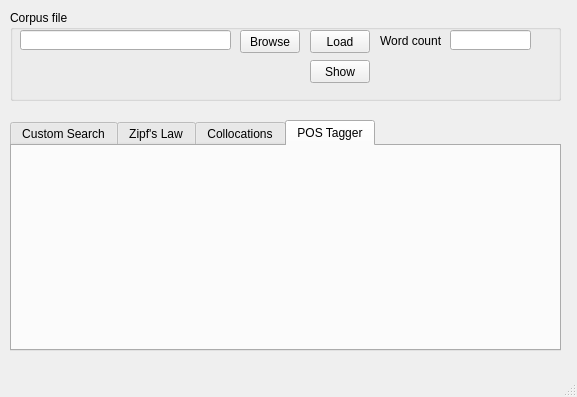
Qt form Main/form.ui (gabruszka/SAIL) before a commit.
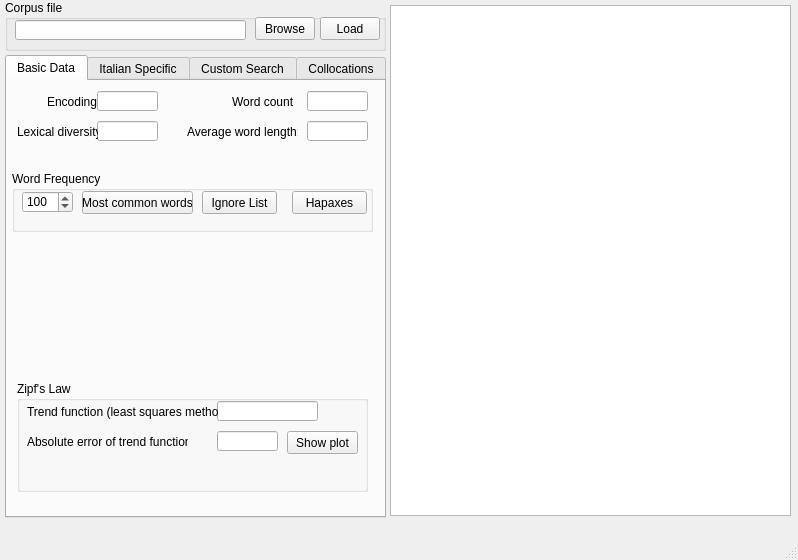
The same form after that commit. The open tabs and pages were chosen to show the change.

Diff of the .ui file:
```diff
--- a/Main/form.ui
+++ b/Main/form.ui
@@ -6,8 +6,8 @@
    <rect>
     <x>0</x>
     <y>0</y>
-    <width>577</width>
-    <height>397</height>
+    <width>798</width>
+    <height>560</height>
    </rect>
   </property>
   <property name="sizePolicy">
@@ -32,10 +32,10 @@
     </property>
     <property name="geometry">
      <rect>
-      <x>10</x>
-      <y>120</y>
-      <width>551</width>
-      <height>231</height>
+      <x>5</x>
+      <y>55</y>
+      <width>381</width>
+      <height>463</height>
      </rect>
     </property>
     <property name="sizePolicy">
@@ -47,7 +47,7 @@
     <property name="maximumSize">
      <size>
       <width>600</width>
-      <height>300</height>
+      <height>600</height>
      </size>
     </property>
     <property name="focusPolicy">
@@ -69,7 +69,7 @@
      <number>0</number>
     </property>
     <property name="elideMode">
-     <enum>Qt::ElideNone</enum>
+     <enum>Qt::ElideMiddle</enum>
     </property>
     <property name="usesScrollButtons">
      <bool>true</bool>
@@ -83,55 +83,386 @@
     <property name="movable">
      <bool>true</bool>
     </property>
+    <widget class="QWidget" name="posTab">
+     <attribute name="title">
+      <string>Basic Data</string>
+     </attribute>
+     <widget class="QLabel" name="label_2">
+      <property name="geometry">
+       <rect>
+        <x>40</x>
+        <y>10</y>
+        <width>51</width>
+        <height>21</height>
+       </rect>
+      </property>
+      <property name="text">
+       <string>Encoding:</string>
+      </property>
+     </widget>
+     <widget class="QLineEdit" name="encoding">
+      <property name="geometry">
+       <rect>
+        <x>90</x>
+        <y>10</y>
+        <width>61</width>
+        <height>20</height>
+       </rect>
+      </property>
+      <property name="readOnly">
+       <bool>true</bool>
+      </property>
+     </widget>
+     <widget class="QLabel" name="label">
+      <property name="geometry">
+       <rect>
+        <x>225</x>
+        <y>10</y>
+        <width>61</width>
+        <height>21</height>
+       </rect>
+      </property>
+      <property name="text">
+       <string>Word count:</string>
+      </property>
+     </widget>
+     <widget class="QLineEdit" name="wordCount">
+      <property name="geometry">
+       <rect>
+        <x>300</x>
+        <y>10</y>
+        <width>61</width>
+        <height>20</height>
+       </rect>
+      </property>
+      <property name="dragEnabled">
+       <bool>true</bool>
+      </property>
+      <property name="readOnly">
+       <bool>true</bool>
+      </property>
+     </widget>
+     <widget class="QLineEdit" name="avgLength">
+      <property name="geometry">
+       <rect>
+        <x>300</x>
+        <y>40</y>
+        <width>61</width>
+        <height>20</height>
+       </rect>
+      </property>
+      <property name="readOnly">
+       <bool>true</bool>
+      </property>
+     </widget>
+     <widget class="QLabel" name="label_4">
+      <property name="geometry">
+       <rect>
+        <x>180</x>
+        <y>40</y>
+        <width>111</width>
+        <height>21</height>
+       </rect>
+      </property>
+      <property name="text">
+       <string>Average word length:</string>
+      </property>
+     </widget>
+     <widget class="QLineEdit" name="lexicalDiversity">
+      <property name="geometry">
+       <rect>
+        <x>90</x>
+        <y>40</y>
+        <width>61</width>
+        <height>20</height>
+       </rect>
+      </property>
+      <property name="text">
+       <string/>
+      </property>
+      <property name="readOnly">
+       <bool>true</bool>
+      </property>
+     </widget>
+     <widget class="QLabel" name="label_6">
+      <property name="geometry">
+       <rect>
+        <x>10</x>
+        <y>40</y>
+        <width>81</width>
+        <height>21</height>
+       </rect>
+      </property>
+      <property name="text">
+       <string>Lexical diversity:</string>
+      </property>
+     </widget>
+     <widget class="QGroupBox" name="groupBox_6">
+      <property name="geometry">
+       <rect>
+        <x>5</x>
+        <y>90</y>
+        <width>361</width>
+        <height>61</height>
+       </rect>
+      </property>
+      <property name="title">
+       <string>Word Frequency</string>
+      </property>
+      <widget class="QPushButton" name="hapaxesBtn">
+       <property name="geometry">
+        <rect>
+         <x>280</x>
+         <y>20</y>
+         <width>75</width>
+         <height>23</height>
+        </rect>
+       </property>
+       <property name="text">
+        <string>Hapaxes</string>
+       </property>
+      </widget>
+      <widget class="QSpinBox" name="mostCommonCount">
+       <property name="geometry">
+        <rect>
+         <x>10</x>
+         <y>20</y>
+         <width>51</width>
+         <height>22</height>
+        </rect>
+       </property>
+       <property name="minimum">
+        <number>1</number>
+       </property>
+       <property name="maximum">
+        <number>1000</number>
+       </property>
+       <property name="value">
+        <number>100</number>
+       </property>
+      </widget>
+      <widget class="QPushButton" name="findMostCommonBtn">
+       <property name="geometry">
+        <rect>
+         <x>70</x>
+         <y>20</y>
+         <width>111</width>
+         <height>23</height>
+        </rect>
+       </property>
+       <property name="text">
+        <string>Most common words</string>
+       </property>
+      </widget>
+      <widget class="QPushButton" name="ignoreListCommonBtn">
+       <property name="geometry">
+        <rect>
+         <x>190</x>
+         <y>20</y>
+         <width>75</width>
+         <height>23</height>
+        </rect>
+       </property>
+       <property name="text">
+        <string>Ignore List</string>
+       </property>
+      </widget>
+     </widget>
+     <widget class="QGroupBox" name="groupBox_5">
+      <property name="geometry">
+       <rect>
+        <x>10</x>
+        <y>300</y>
+        <width>351</width>
+        <height>111</height>
+       </rect>
+      </property>
+      <property name="title">
+       <string>Zipf's Law</string>
+      </property>
+      <widget class="QPushButton" name="ZipfPlotBtn">
+       <property name="geometry">
+        <rect>
+         <x>270</x>
+         <y>50</y>
+         <width>71</width>
+         <height>23</height>
+        </rect>
+       </property>
+       <property name="text">
+        <string>Show plot</string>
+       </property>
+      </widget>
+      <widget class="QLineEdit" name="ZipfTrend">
+       <property name="geometry">
+        <rect>
+         <x>200</x>
+         <y>20</y>
+         <width>101</width>
+         <height>20</height>
+        </rect>
+       </property>
+       <property name="text">
+        <string/>
+       </property>
+       <property name="readOnly">
+        <bool>true</bool>
+       </property>
+      </widget>
+      <widget class="QLineEdit" name="ZipfError">
+       <property name="geometry">
+        <rect>
+         <x>200</x>
+         <y>50</y>
+         <width>61</width>
+         <height>20</height>
+        </rect>
+       </property>
+       <property name="text">
+        <string/>
+       </property>
+       <property name="readOnly">
+        <bool>true</bool>
+       </property>
+      </widget>
+      <widget class="QLabel" name="label_8">
+       <property name="geometry">
+        <rect>
+         <x>10</x>
+         <y>20</y>
+         <width>191</width>
+         <height>21</height>
+        </rect>
+       </property>
+       <property name="text">
+        <string>Trend function (least squares method):</string>
+       </property>
+      </widget>
+      <widget class="QLabel" name="label_12">
+       <property name="geometry">
+        <rect>
+         <x>10</x>
+         <y>50</y>
+         <width>161</width>
+         <height>21</height>
+        </rect>
+       </property>
+       <property name="text">
+        <string>Absolute error of trend function:</string>
+       </property>
+      </widget>
+     </widget>
+    </widget>
+    <widget class="QWidget" name="tab">
+     <attribute name="title">
+      <string>Italian Specific</string>
+     </attribute>
+     <widget class="QGroupBox" name="groupBox_7">
+      <property name="geometry">
+       <rect>
+        <x>10</x>
+        <y>10</y>
+        <width>351</width>
+        <height>51</height>
+       </rect>
+      </property>
+      <property name="title">
+       <string>Foreign Words</string>
+      </property>
+      <widget class="QLabel" name="label_5">
+       <property name="geometry">
+        <rect>
+         <x>10</x>
+         <y>20</y>
+         <width>51</width>
+         <height>21</height>
+        </rect>
+       </property>
+       <property name="text">
+        <string>Detected:</string>
+       </property>
+      </widget>
+      <widget class="QLineEdit" name="foreignWordsCount">
+       <property name="geometry">
+        <rect>
+         <x>70</x>
+         <y>20</y>
+         <width>61</width>
+         <height>20</height>
+        </rect>
+       </property>
+      </widget>
+      <widget class="QLabel" name="label_7">
+       <property name="geometry">
+        <rect>
+         <x>170</x>
+         <y>20</y>
+         <width>16</width>
+         <height>21</height>
+        </rect>
+       </property>
+       <property name="text">
+        <string>%</string>
+       </property>
+      </widget>
+      <widget class="QLineEdit" name="foreignPercentage">
+       <property name="geometry">
+        <rect>
+         <x>140</x>
+         <y>20</y>
+         <width>31</width>
+         <height>20</height>
+        </rect>
+       </property>
+       <property name="readOnly">
+        <bool>true</bool>
+       </property>
+      </widget>
+      <widget class="QPushButton" name="ignoreListForeignBtn">
+       <property name="geometry">
+        <rect>
+         <x>270</x>
+         <y>20</y>
+         <width>75</width>
+         <height>23</height>
+        </rect>
+       </property>
+       <property name="text">
+        <string>Ignore List</string>
+       </property>
+      </widget>
+      <widget class="QPushButton" name="previewBtn">
+       <property name="geometry">
+        <rect>
+         <x>190</x>
+         <y>20</y>
+         <width>75</width>
+         <height>23</height>
+        </rect>
+       </property>
+       <property name="text">
+        <string>Preview</string>
+       </property>
+      </widget>
+     </widget>
+     <widget class="QGroupBox" name="groupBox_8">
+      <property name="geometry">
+       <rect>
+        <x>10</x>
+        <y>70</y>
+        <width>351</width>
+        <height>131</height>
+       </rect>
+      </property>
+      <property name="title">
+       <string>Elision</string>
+      </property>
+     </widget>
+    </widget>
     <widget class="QWidget" name="customTab">
      <attribute name="title">
       <string>Custom Search</string>
      </attribute>
-     <widget class="QPushButton" name="findMostCommonBtn">
-      <property name="geometry">
-       <rect>
-        <x>10</x>
-        <y>20</y>
-        <width>111</width>
-        <height>23</height>
-       </rect>
-      </property>
-      <property name="text">
-       <string>Most common words</string>
-      </property>
-     </widget>
-     <widget class="QSpinBox" name="mostCommonCount">
-      <property name="geometry">
-       <rect>
-        <x>130</x>
-        <y>20</y>
-        <width>51</width>
-        <height>22</height>
-       </rect>
-      </property>
-      <property name="minimum">
-       <number>1</number>
-      </property>
-      <property name="maximum">
-       <number>1000</number>
-      </property>
-      <property name="value">
-       <number>100</number>
-      </property>
-     </widget>
-     <widget class="QPushButton" name="hapaxesBtn">
-      <property name="geometry">
-       <rect>
-        <x>10</x>
-        <y>50</y>
-        <width>75</width>
-        <height>23</height>
-       </rect>
-      </property>
-      <property name="text">
-       <string>Hapaxes</string>
-      </property>
-     </widget>
      <widget class="QGroupBox" name="groupBox_4">
       <property name="geometry">
        <rect>
@@ -243,11 +574,6 @@
       </widget>
      </widget>
     </widget>
-    <widget class="QWidget" name="Zipftab">
-     <attribute name="title">
-      <string>Zipf's Law</string>
-     </attribute>
-    </widget>
     <widget class="QWidget" name="colltab">
      <attribute name="title">
       <string>Collocations</string>
@@ -416,19 +742,14 @@
       </property>
      </widget>
     </widget>
-    <widget class="QWidget" name="posTab">
-     <attribute name="title">
-      <string>POS Tagger</string>
-     </attribute>
-    </widget>
    </widget>
    <widget class="QGroupBox" name="groupBox">
     <property name="geometry">
      <rect>
-      <x>10</x>
-      <y>10</y>
-      <width>551</width>
-      <height>91</height>
+      <x>5</x>
+      <y>0</y>
+      <width>381</width>
+      <height>51</height>
      </rect>
     </property>
     <property name="sizePolicy">
@@ -445,7 +766,7 @@
       <rect>
        <x>10</x>
        <y>20</y>
-       <width>211</width>
+       <width>231</width>
        <height>20</height>
       </rect>
      </property>
@@ -453,8 +774,8 @@
     <widget class="QPushButton" name="browseBtn">
      <property name="geometry">
       <rect>
-       <x>230</x>
-       <y>20</y>
+       <x>250</x>
+       <y>17</y>
        <width>60</width>
        <height>23</height>
       </rect>
@@ -466,8 +787,8 @@
     <widget class="QPushButton" name="loadBtn">
      <property name="geometry">
       <rect>
-       <x>300</x>
-       <y>20</y>
+       <x>315</x>
+       <y>17</y>
        <width>60</width>
        <height>23</height>
       </rect>
@@ -476,48 +797,19 @@
       <string>Load</string>
      </property>
     </widget>
-    <widget class="QLabel" name="label">
-     <property name="geometry">
-      <rect>
-       <x>370</x>
-       <y>20</y>
-       <width>61</width>
-       <height>21</height>
-      </rect>
-     </property>
-     <property name="text">
-      <string>Word count:</string>
-     </property>
-    </widget>
-    <widget class="QLineEdit" name="wordCount">
-     <property name="geometry">
-      <rect>
-       <x>440</x>
-       <y>20</y>
-       <width>81</width>
-       <height>20</height>
-      </rect>
-     </property>
-     <property name="dragEnabled">
-      <bool>true</bool>
-     </property>
-     <property name="readOnly">
-      <bool>true</bool>
-     </property>
-    </widget>
-    <widget class="QPushButton" name="showBtn">
-     <property name="geometry">
-      <rect>
-       <x>300</x>
-       <y>50</y>
-       <width>60</width>
-       <height>23</height>
-      </rect>
-     </property>
-     <property name="text">
-      <string>Show</string>
-     </property>
-    </widget>
+   </widget>
+   <widget class="QPlainTextEdit" name="rawText">
+    <property name="geometry">
+     <rect>
+      <x>390</x>
+      <y>5</y>
+      <width>401</width>
+      <height>511</height>
+     </rect>
+    </property>
+    <property name="readOnly">
+     <bool>true</bool>
+    </property>
    </widget>
   </widget>
   <widget class="QMenuBar" name="menubar">
```
Left out of the diff: 34 changed lines with no effect on the pictures.
